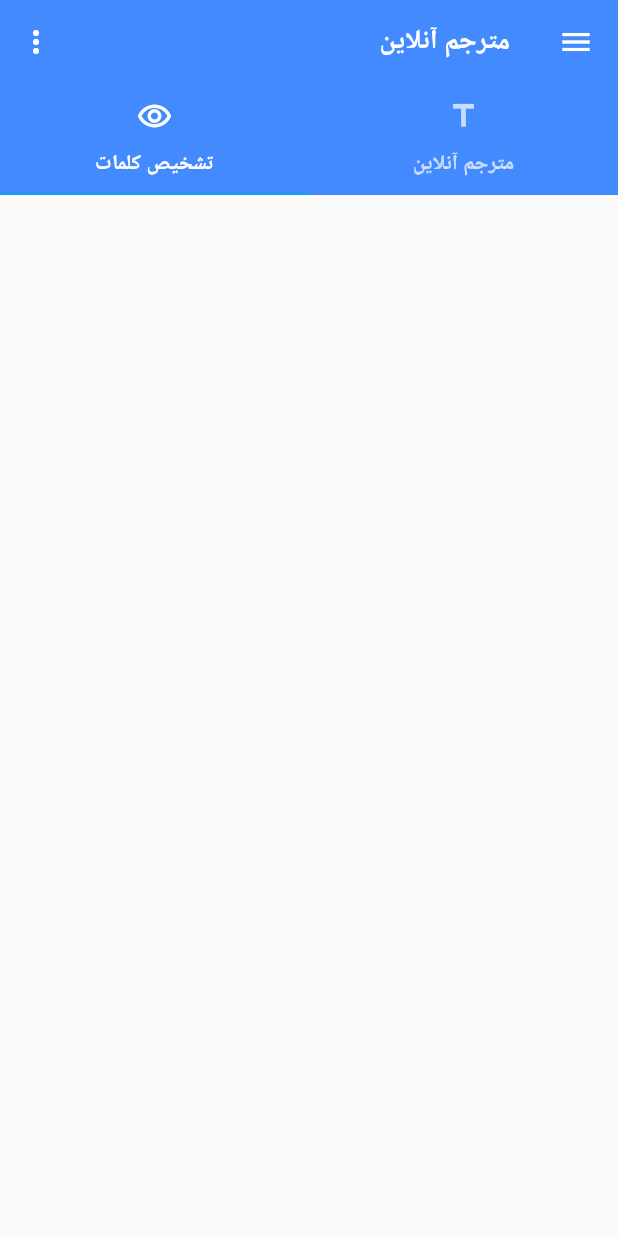
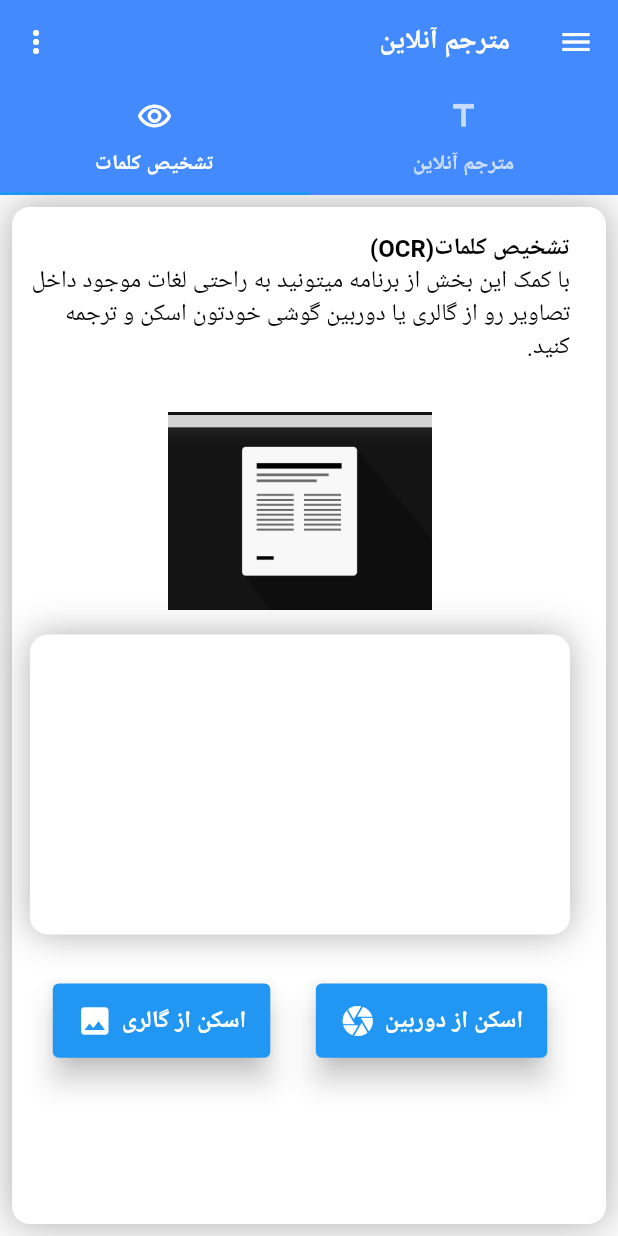
Before and after one commit to mohammad-dehghanifard/flutter_translation, a Flutter app: the screen it shows after launch, tab 2 chosen, on a phone screen of 412 x 824 dp. Run offline on Flutter 3.47's test engine with Material 2 defaults, Android fonts, the phone set to English and light mode, and no system bars; our stand-ins replace google_fonts, loading_animation_widget; Roboto replaces fonts that are missing (Vazirmatn).

Commit message:
Completed Ui app

```diff
--- a/lib/screens/translation/translation_screen.dart
+++ b/lib/screens/translation/translation_screen.dart
@@ -55,6 +55,8 @@ class _TranslationScreenState extends State<TranslationScreen> {
             BoxShadow(color: Colors.black.withOpacity(0.3),blurRadius: 20)
           ]
         ),
+        child: SingleChildScrollView(
+          physics: const BouncingScrollPhysics(),
           child: Column(
             children: [
               // text titles
@@ -194,6 +196,7 @@ class _TranslationScreenState extends State<TranslationScreen> {
             ],
           ),
         ),
+      ),
     );
   }
 }
--- a/lib/screens/words_scanner/wods_scanner_screen.dart
+++ b/lib/screens/words_scanner/wods_scanner_screen.dart
@@ -1,10 +1,93 @@
+import 'package:flutter/cupertino.dart';
 import 'package:flutter/material.dart';
+import 'package:flutter_translation_demo/core/style/text_style.dart';
 
 class WordsScannerScreen extends StatelessWidget {
   const WordsScannerScreen({Key? key}) : super(key: key);
 
   @override
   Widget build(BuildContext context) {
-    return Container();
+    final Size size = MediaQuery.of(context).size;
+    return Container(
+        width: size.width,
+        height: size.height,
+        margin: const EdgeInsets.all(8),
+        padding: const EdgeInsets.fromLTRB(12, 16, 24, 0),
+        decoration: BoxDecoration(
+    color: Colors.white,
+    borderRadius: BorderRadius.circular(12),
+    boxShadow: [
+    BoxShadow(color: Colors.black.withOpacity(0.3),blurRadius: 20)
+    ]
+    ),
+        child: Column(
+          crossAxisAlignment: CrossAxisAlignment.start,
+        children: [
+          Text("تشخیص کلمات(OCR)",style: AppTextStyle.title.apply(color: Colors.black)),
+          Text("با کمک این بخش از برنامه میتونید به راحتی لغات موجود داخل تصاویر رو از گالری یا دوربین گوشی خودتون اسکن و ترجمه کنید.",style: AppTextStyle.subTitle),
+          SizedBox(height: size.height * 0.04,),
+          Center(child: Image.asset("assets/gifs/scanning.gif",height: 132,)),
+
+          //نمایش نتیجه اسکن
+          Container(
+            margin: const EdgeInsets.fromLTRB(0, 16, 0, 8),
+            width: size.width,
+            height: 200,
+            decoration: BoxDecoration(
+                  color: Colors.white,
+                  borderRadius: BorderRadius.circular(12),
+                  boxShadow: [
+                    BoxShadow(color: Colors.black.withOpacity(0.3),blurRadius: 20)
+                  ]
+              )
+          ),
+          SizedBox(height:  size.height * 0.03,),
+          Row(
+            mainAxisAlignment: MainAxisAlignment.spaceAround,
+            children: [
+            ElevatedButton(
+                onPressed: () {},
+                style: ButtonStyle(
+                  minimumSize: MaterialStatePropertyAll(Size(size.width * 0.06,size.height * 0.06)),
+                  overlayColor: const MaterialStatePropertyAll(Colors.transparent),
+                  elevation: MaterialStateProperty.resolveWith((states) {
+                    if(states.contains(MaterialState.pressed)){
+                      return 4;
+                    }
+                    else{
+                      return 8;
+                    }
+                  })
+                ) ,
+                child: Row(children: [
+                  Text('اسکن از دوربین',style: AppTextStyle.title.apply(color: Colors.white)),
+                  const SizedBox(width: 6),
+                  const Icon(Icons.camera)
+                ],)),
+            ElevatedButton(
+                onPressed: () {},
+                style: ButtonStyle(
+                  minimumSize: MaterialStatePropertyAll(Size(size.width * 0.06,size.height * 0.06)),
+                  overlayColor: const MaterialStatePropertyAll(Colors.transparent),
+                  elevation: MaterialStateProperty.resolveWith((states) {
+                    if(states.contains(MaterialState.pressed)){
+                      return 4;
+                    }
+                    else{
+                      return 8;
+                    }
+                  })
+                ) ,
+                child: Row(
+                  children: [
+                  Text('اسکن از گالری',style: AppTextStyle.title.apply(color: Colors.white)),
+                  const SizedBox(width: 6),
+                  const Icon(Icons.image)
+                ],)),
+            ],
+          )
+      ],
+    ),
+    );
   }
 }
```
Lines whose indentation alone changed are shown as unchanged.
